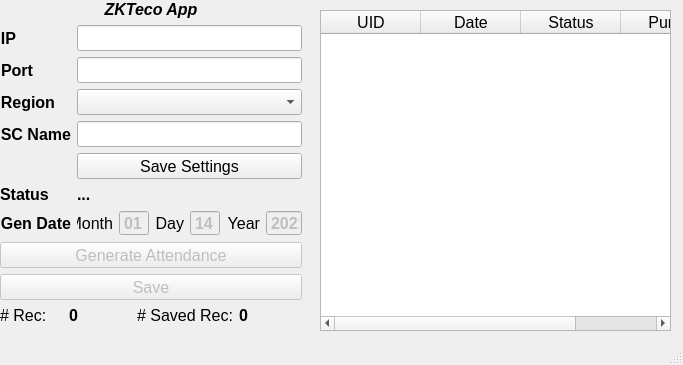
Above: conNew.ui from tekashifuta/pyqt5-finger-zkteco before the change. Below: the same form after it.
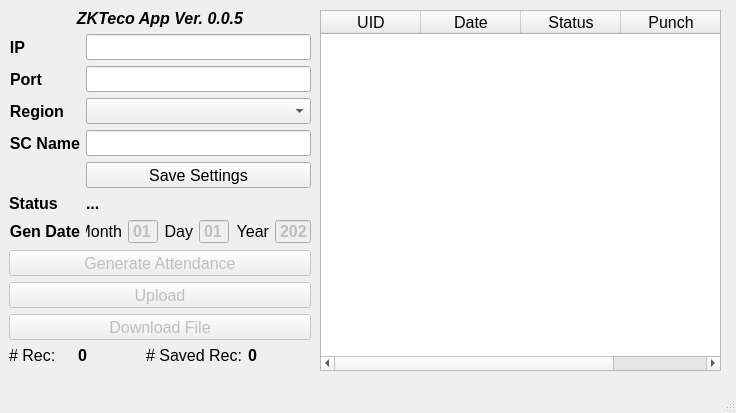
That is the form after the change.

Patch:
```diff
--- a/conNew.ui
+++ b/conNew.ui
@@ -6,8 +6,8 @@
    <rect>
     <x>0</x>
     <y>0</y>
-    <width>683</width>
-    <height>365</height>
+    <width>736</width>
+    <height>413</height>
    </rect>
   </property>
   <property name="font">
@@ -31,8 +31,8 @@
      <rect>
       <x>320</x>
       <y>10</y>
-      <width>351</width>
-      <height>321</height>
+      <width>401</width>
+      <height>361</height>
      </rect>
     </property>
     <column>
@@ -59,10 +59,10 @@
    <widget class="QWidget" name="layoutWidget">
     <property name="geometry">
      <rect>
-      <x>0</x>
-      <y>0</y>
+      <x>9</x>
+      <y>9</y>
       <width>302</width>
-      <height>324</height>
+      <height>356</height>
      </rect>
     </property>
     <layout class="QFormLayout" name="formLayout_2">
@@ -256,16 +256,40 @@
          <property name="buttonSymbols">
           <enum>QAbstractSpinBox::NoButtons</enum>
          </property>
+         <property name="minimumDateTime">
+          <datetime>
+           <hour>0</hour>
+           <minute>0</minute>
+           <second>0</second>
+           <year>2020</year>
+           <month>9</month>
+           <day>1</day>
+          </datetime>
+         </property>
+         <property name="maximumDate">
+          <date>
+           <year>9999</year>
+           <month>1</month>
+           <day>1</day>
+          </date>
+         </property>
          <property name="minimumDate">
           <date>
            <year>2020</year>
            <month>9</month>
-           <day>14</day>
+           <day>1</day>
           </date>
          </property>
          <property name="displayFormat">
           <string>dd</string>
          </property>
+         <property name="date">
+          <date>
+           <year>2021</year>
+           <month>1</month>
+           <day>1</day>
+          </date>
+         </property>
         </widget>
        </item>
        <item row="0" column="5">
@@ -409,11 +433,11 @@
         </font>
        </property>
        <property name="text">
-        <string>Save</string>
+        <string>Upload</string>
        </property>
       </widget>
      </item>
-     <item row="10" column="0" colspan="2">
+     <item row="11" column="0" colspan="2">
       <layout class="QHBoxLayout" name="horizontalLayout_5">
        <item>
         <widget class="QLabel" name="lbltest">
@@ -501,13 +525,31 @@
         </font>
        </property>
        <property name="text">
-        <string>ZKTeco App</string>
+        <string>ZKTeco App Ver. 0.0.5</string>
        </property>
        <property name="alignment">
         <set>Qt::AlignCenter</set>
        </property>
       </widget>
      </item>
+     <item row="10" column="0" colspan="2">
+      <widget class="QPushButton" name="btnDownload">
+       <property name="enabled">
+        <bool>false</bool>
+       </property>
+       <property name="font">
+        <font>
+         <family>Arial</family>
+         <pointsize>12</pointsize>
+         <weight>50</weight>
+         <bold>false</bold>
+        </font>
+       </property>
+       <property name="text">
+        <string>Download File</string>
+       </property>
+      </widget>
+     </item>
     </layout>
    </widget>
   </widget>
```
Left out of the diff: 13 changed lines with no effect on the pictures.
